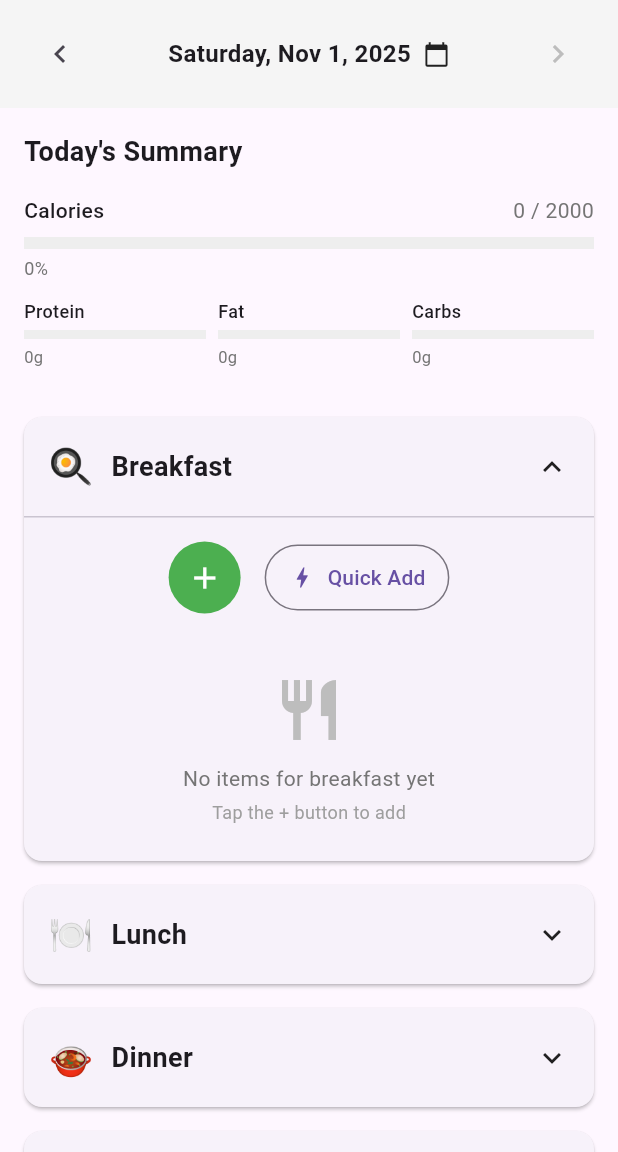
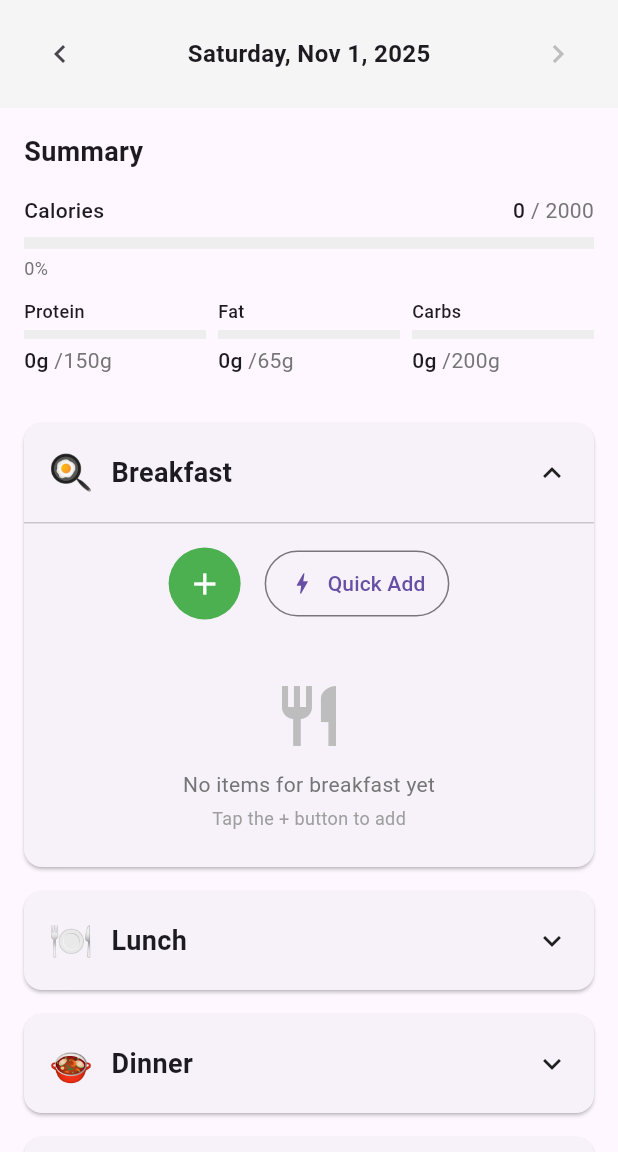
Before and after one commit to alesdrobysh/purecal, a Flutter app: the screen it shows after launch, on a phone screen of 412 x 824 dp, the part 84-1236 px from its top. Run offline on Flutter 3.47's test engine with Material 3 defaults, Android fonts, the phone set to English and light mode, and no system bars; our stand-ins replace dio, fl_chart, image_picker, sqflite; missing offline and left inert: mobile_scanner; accounts and stored records are empty.

Commit message:
Refine date selector and progress indicator UI
Remove calendar icon from date picker display. Update "Today's Summary"
title to "Summary". Improve readability of progress values by making the
current amount bolder for both overall summary and individual
macronutrient indicators.

Signed-off-by: Ales Drobysh <drobysh.ales@gmail.com>

```diff
--- a/lib/screens/home_screen.dart
+++ b/lib/screens/home_screen.dart
@@ -120,18 +120,12 @@ class HomeScreen extends StatelessWidget {
           ),
           GestureDetector(
             onTap: () => _selectDate(context, provider),
-            child: Row(
-              children: [
-                Text(
+            child: Text(
               DateFormat('EEEE, MMM d, yyyy').format(provider.selectedDate),
               style: const TextStyle(
                 fontSize: 16,
                 fontWeight: FontWeight.w600,
               ),
-                ),
-                const SizedBox(width: 8),
-                const Icon(Icons.calendar_today, size: 18),
-              ],
             ),
           ),
           Row(
@@ -160,7 +154,7 @@ class HomeScreen extends StatelessWidget {
         crossAxisAlignment: CrossAxisAlignment.start,
         children: [
           const Text(
-            'Today\'s Summary',
+            'Summary',
             style: TextStyle(fontSize: 18, fontWeight: FontWeight.bold),
           ),
           const SizedBox(height: 16),
@@ -217,9 +211,17 @@ class HomeScreen extends StatelessWidget {
           mainAxisAlignment: MainAxisAlignment.spaceBetween,
           children: [
             Text(label, style: const TextStyle(fontWeight: FontWeight.w500)),
+            Row(
+              children: [
                 Text(
-              '${current.toStringAsFixed(0)} / ${goal.toStringAsFixed(0)}',
+                  current.toStringAsFixed(0),
+                  style: TextStyle(fontWeight: FontWeight.w500),
+                ),
+                Text(
+                  ' / ${goal.toStringAsFixed(0)}',
                   style: TextStyle(color: Colors.grey[600]),
+                ),
+              ],
             ),
           ],
         ),
@@ -256,16 +258,23 @@ class HomeScreen extends StatelessWidget {
           minHeight: 6,
         ),
         const SizedBox(height: 4),
+        Row(
+          children: [
             Text(
               '${current.toStringAsFixed(0)}g',
-          style: TextStyle(fontSize: 11, color: Colors.grey[600]),
+              style: TextStyle(fontWeight: FontWeight.w500),
+            ),
+            Text(
+              ' /${goal.toStringAsFixed(0)}g',
+              style: TextStyle(color: Colors.grey[600]),
+            ),
+          ],
         ),
       ],
     );
   }
 
-  Future<void> _selectDate(
-      BuildContext context, DiaryProvider provider) async {
+  Future<void> _selectDate(BuildContext context, DiaryProvider provider) async {
     final pickedDate = await showDatePicker(
       context: context,
       initialDate: provider.selectedDate,
```
Lines whose indentation alone changed are shown as unchanged.
